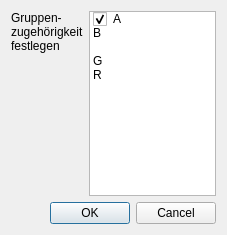
Qt form wz-data/ui/dialog_pupil_groups.ui (gradgrind/WZ3) before a commit.
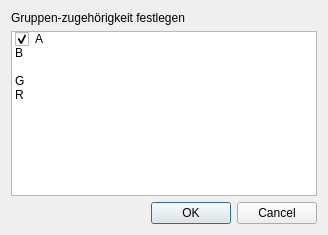
The same form after that commit.

Commit message: BIG CHANGE: rewrite of class subgroup handling

What changed in the file:
```diff
--- a/wz-data/ui/dialog_pupil_groups.ui
+++ b/wz-data/ui/dialog_pupil_groups.ui
@@ -6,7 +6,7 @@
    <rect>
     <x>0</x>
     <y>0</y>
-    <width>227</width>
+    <width>328</width>
     <height>235</height>
    </rect>
   </property>
@@ -15,10 +15,6 @@
   </property>
   <layout class="QVBoxLayout" name="verticalLayout_2">
    <item>
-    <layout class="QHBoxLayout" name="horizontalLayout">
-     <item>
-      <layout class="QVBoxLayout" name="verticalLayout">
-       <item>
         <widget class="QLabel" name="label">
          <property name="text">
           <string>&lt;html&gt;&lt;head/&gt;&lt;body&gt;&lt;p&gt;Gruppen-zugehörigkeit festlegen&lt;/p&gt;&lt;/body&gt;&lt;/html&gt;</string>
@@ -29,19 +25,9 @@
         </widget>
        </item>
        <item>
-        <spacer name="verticalSpacer">
-         <property name="orientation">
-          <enum>Qt::Vertical</enum>
-         </property>
-         <property name="sizeHint" stdset="0">
-          <size>
-           <width>20</width>
-           <height>40</height>
-          </size>
-         </property>
-        </spacer>
-       </item>
-      </layout>
+    <layout class="QHBoxLayout" name="horizontalLayout">
+     <item>
+      <layout class="QVBoxLayout" name="verticalLayout"/>
      </item>
      <item>
       <widget class="QListWidget" name="grouplist">
```
Lines whose indentation alone changed are shown as unchanged. The commit also changes 13 other files.
